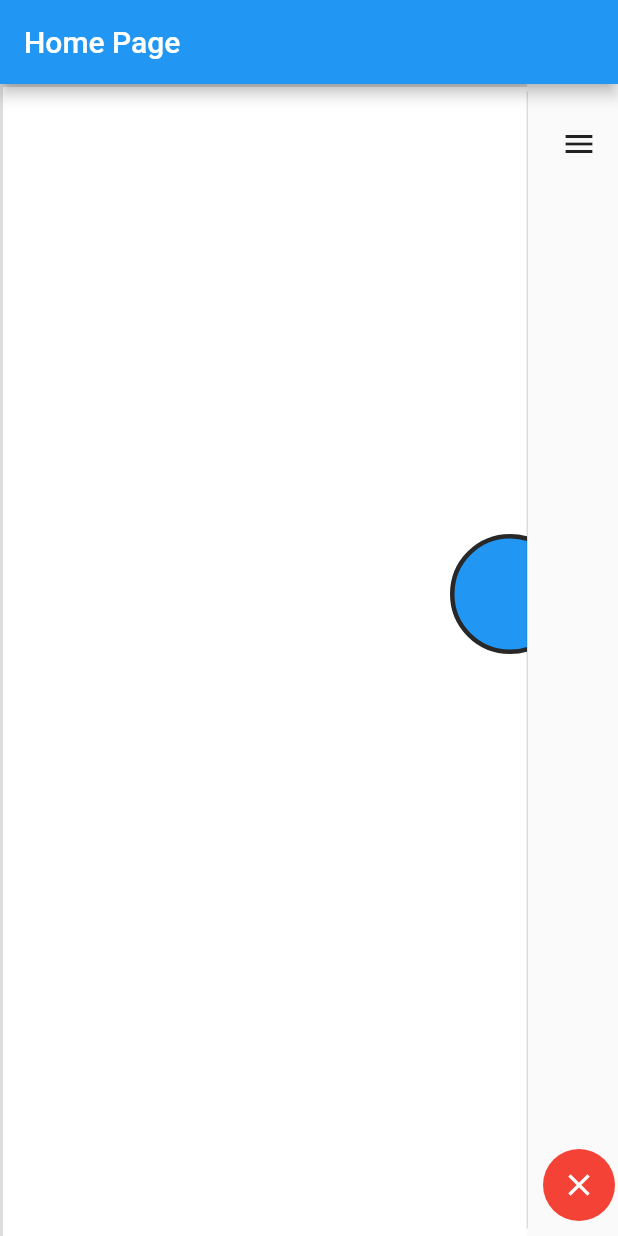
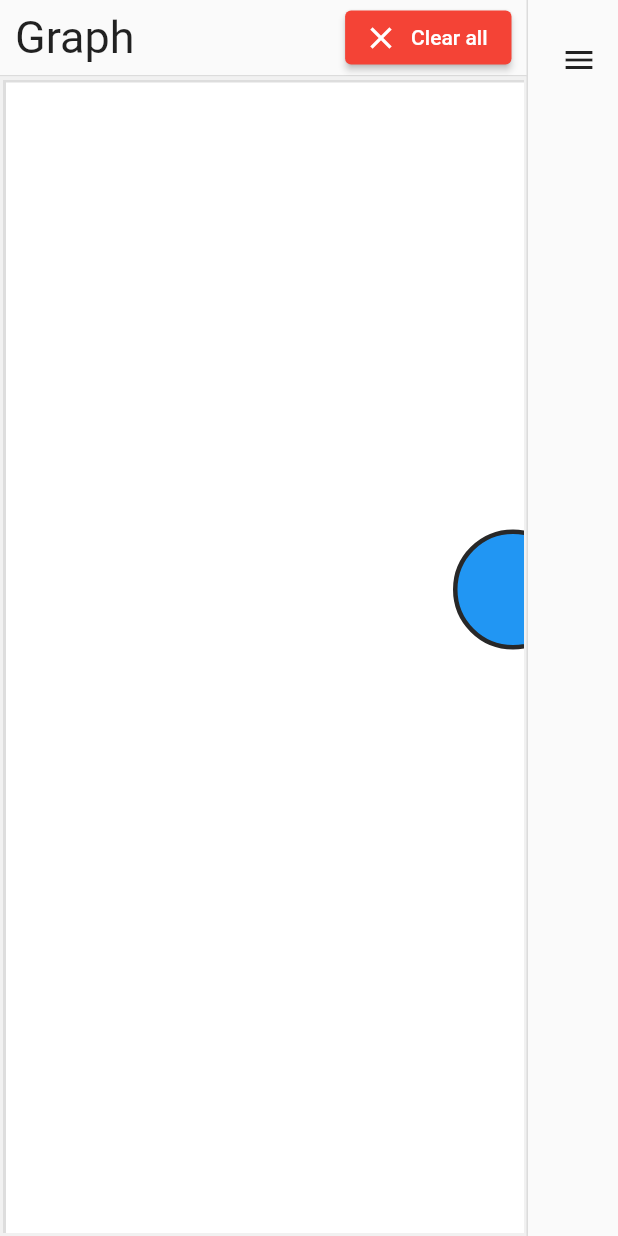
Before and after one commit to KamilDonda/Graph-Maker, a Flutter app: the screen it shows after launch, after a tap on the "arrow forward ios" icon, on a phone screen of 412 x 824 dp. Run offline on Flutter 3.47's test engine with Material 2 defaults, Android fonts, the phone set to English and light mode, and no system bars; our stand-ins replace flutter_bloc; missing offline and left inert: flutter_material_color_picker.

Commit message:
Add hint

```diff
--- a/graphs/lib/view/home/home_page.dart
+++ b/graphs/lib/view/home/home_page.dart
@@ -10,21 +10,49 @@ class HomePage extends StatelessWidget {
   @override
   Widget build(BuildContext context) {
     return Scaffold(
-      appBar: AppBar(
-        title: const Text('Home Page'),
-      ),
       body: BlocProvider<PointsCubit>(
         create: (_) => PointsCubit()..getPoints(),
         child: Row(
-          children: const [
-            Expanded(child: GraphAreaWidget()),
-            VerticalDivider(
+          children: [
+            Expanded(
+              child: Column(
+                children: [
+                  Container(
+                    height: 50,
+                    child: Row(
+                      children: [
+                        const SizedBox(width: 10),
+                        const Text(
+                          'Graph',
+                          style: TextStyle(fontSize: 30),
+                        ),
+                        const Spacer(),
+                        ElevatedButton.icon(
+                          onPressed: () {
+                            BlocProvider.of<PointsCubit>(context).clearAll();
+                          },
+                          icon: const Icon(Icons.clear),
+                          label: const Text("Clear all"),
+                          style: ElevatedButton.styleFrom(
+                              backgroundColor: Colors.red),
+                        ),
+                        const SizedBox(width: 10),
+                      ],
+                    ),
+                  ),
+                  const Divider(
+                    height: 1,
+                    thickness: 1,
+                  ),
+                  const Expanded(child: GraphAreaWidget()),
+                ],
+              ),
+            ),
+            const VerticalDivider(
               width: 1,
               thickness: 1,
-              indent: 5,
-              endIndent: 5,
             ),
-            FormWidget(),
+            const FormWidget(),
           ],
         ),
       ),
--- a/graphs/lib/view/home/widgets/form_widget.dart
+++ b/graphs/lib/view/home/widgets/form_widget.dart
@@ -6,6 +6,7 @@ import 'package:graphs/models/point.dart';
 import 'package:graphs/models/sprite.dart';
 import 'package:graphs/view/home/cubit/points_cubit.dart';
 import 'package:graphs/view/home/widgets/input_field_widget.dart';
+import 'package:graphs/widgets/bullet_list.dart';
 
 class FormWidget extends StatefulWidget {
   const FormWidget({Key? key}) : super(key: key);
@@ -18,7 +19,8 @@ class _FormWidgetState extends State<FormWidget> {
   final TextEditingController nameController = TextEditingController();
   final TextEditingController xController = TextEditingController();
   final TextEditingController yController = TextEditingController();
-  bool isOpen = true;
+  bool isFormOpen = true;
+  bool isHinterOpen = true;
 
   ColorSwatch? _tempMainColor = Colors.blue;
   ColorSwatch? _mainColor = Colors.blue;
@@ -70,15 +72,10 @@ class _FormWidgetState extends State<FormWidget> {
     }
   }
 
-  void clearButtonClick(BuildContext context) {
-    BlocProvider.of<PointsCubit>(context).clearAll();
-  }
-
   @override
   Widget build(BuildContext context) {
-    return Container(
-      width: isOpen ? FORM_MAX_WIDTH : FORM_MIN_WIDTH,
-      padding: const EdgeInsets.all(10),
+    return SizedBox(
+      width: isFormOpen ? FORM_MAX_WIDTH : FORM_MIN_WIDTH,
       child: BlocBuilder<PointsCubit, List<Sprite>>(builder: (_, points) {
         var id = BlocProvider.of<PointsCubit>(context).getFocusedID();
         if (id != 0) {
@@ -99,12 +96,16 @@ class _FormWidgetState extends State<FormWidget> {
 
         return Column(
           children: [
+            Container(
+              padding: const EdgeInsets.all(10),
+              child: Column(
+                children: [
                   SizedBox(
                     height: 60,
                     child: Row(
                       mainAxisAlignment: MainAxisAlignment.center,
                       children: [
-                  isOpen
+                        isFormOpen
                             ? const Expanded(
                                 child: Text(
                                 "Edit point",
@@ -112,22 +113,27 @@ class _FormWidgetState extends State<FormWidget> {
                               ))
                             : const SizedBox(),
                         IconButton(
+                          splashRadius: 25,
                           onPressed: () {
                             setState(() {
-                        isOpen = !isOpen;
+                              isFormOpen = !isFormOpen;
                             });
                           },
-                    icon: Icon(isOpen ? Icons.arrow_forward_ios : Icons.menu),
+                          icon: Icon(isFormOpen
+                              ? Icons.arrow_forward_ios
+                              : Icons.menu),
                         ),
                       ],
                     ),
                   ),
                   InputFieldWidget(
-                labelText: "Name", isOpen: isOpen, controller: nameController),
+                      labelText: "Name",
+                      isOpen: isFormOpen,
+                      controller: nameController),
                   const SizedBox(height: 10),
                   InputFieldWidget(
                     labelText: "X",
-              isOpen: isOpen,
+                    isOpen: isFormOpen,
                     controller: xController,
                     isDigitsOnly: true,
                     max: AREA_SIZE_X - DEFAULT_POINT_SIZE,
@@ -135,7 +141,7 @@ class _FormWidgetState extends State<FormWidget> {
                   const SizedBox(height: 10),
                   InputFieldWidget(
                     labelText: "Y",
-              isOpen: isOpen,
+                    isOpen: isFormOpen,
                     controller: yController,
                     isDigitsOnly: true,
                     max: AREA_SIZE_Y - DEFAULT_POINT_SIZE,
@@ -144,10 +150,11 @@ class _FormWidgetState extends State<FormWidget> {
                   Row(
                     mainAxisAlignment: MainAxisAlignment.spaceBetween,
                     children: [
-                isOpen
-                    ? const Text("Select color", style: TextStyle(fontSize: 25))
+                      isFormOpen
+                          ? const Text("Select color",
+                              style: TextStyle(fontSize: 25))
                           : const SizedBox(),
-                id > 0 || isOpen
+                      id > 0 || isFormOpen
                           ? GestureDetector(
                               onTap: _openMainColorPicker,
                               child: CircleColor(
@@ -159,7 +166,7 @@ class _FormWidgetState extends State<FormWidget> {
                     ],
                   ),
                   const SizedBox(height: 50),
-            if (isOpen)
+                  if (isFormOpen)
                     FloatingActionButton.extended(
                       onPressed: () {
                         BlocProvider.of<PointsCubit>(context).addPoint(Point(
@@ -182,7 +189,7 @@ class _FormWidgetState extends State<FormWidget> {
                       ),
                     ),
                   const SizedBox(height: 10),
-            if (id > 0 && isOpen)
+                  if (id > 0 && isFormOpen)
                     FloatingActionButton.extended(
                       onPressed: () {
                         BlocProvider.of<PointsCubit>(context).editPoint(
@@ -208,7 +215,7 @@ class _FormWidgetState extends State<FormWidget> {
                       ),
                     ),
                   const SizedBox(height: 10),
-            if (id > 0 && isOpen)
+                  if (id > 0 && isFormOpen)
                     FloatingActionButton.extended(
                       onPressed: () {
                         BlocProvider.of<PointsCubit>(context).deletePoint(id);
@@ -227,38 +234,46 @@ class _FormWidgetState extends State<FormWidget> {
                         ),
                       ),
                     ),
-            Expanded(
-              child: Align(
-                alignment: Alignment.bottomCenter,
-                child: Row(
-                  children: [
-                    if (isOpen)
-                      ElevatedButton.icon(
-                        onPressed: () {
-                          clearButtonClick(context);
-                        },
-                        icon: const Icon(Icons.clear),
-                        label: const Text("Clear all"),
-                        style: ElevatedButton.styleFrom(
-                            backgroundColor: Colors.red),
-                      ),
-                    if (!isOpen)
-                      Ink(
-                        decoration: const ShapeDecoration(
-                          color: Colors.red,
-                          shape: CircleBorder(),
-                        ),
-                        child: IconButton(
-                          icon: const Icon(Icons.clear),
-                          color: Colors.white,
-                          onPressed: () {
-                            clearButtonClick(context);
-                          },
-                        ),
-                      ),
                 ],
               ),
             ),
+            const Spacer(),
+            if (isFormOpen)
+              Align(
+                alignment: Alignment.bottomRight,
+                child: Container(
+                    // width: FORM_MAX_WIDTH,
+                    decoration: BoxDecoration(
+                      backgroundBlendMode: BlendMode.multiply,
+                      color: Colors.grey[300],
+                      borderRadius: !isHinterOpen
+                          ? const BorderRadius.only(
+                              topLeft: Radius.circular(50.0),
+                            )
+                          : null,
+                    ),
+                    padding: const EdgeInsets.all(10),
+                    child: Column(
+                      crossAxisAlignment: CrossAxisAlignment.end,
+                      children: [
+                        IconButton(
+                          splashRadius: 20,
+                          onPressed: () {
+                            setState(() {
+                              isHinterOpen = !isHinterOpen;
+                            });
+                          },
+                          icon: Icon(isHinterOpen
+                              ? Icons.keyboard_arrow_down
+                              : Icons.keyboard_arrow_up),
+                        ),
+                        if (isHinterOpen)
+                          const BulletList([
+                            "To select point, tap on it by Left Mouse Button",
+                            "To connect points, first select point, then tap on another point by Right Mouse Button",
+                          ]),
+                      ],
+                    )),
               ),
           ],
         );
--- a/graphs/lib/view/home/widgets/graph_area_widget.dart
+++ b/graphs/lib/view/home/widgets/graph_area_widget.dart
@@ -15,6 +15,7 @@ class GraphAreaWidget extends StatelessWidget {
   @override
   Widget build(BuildContext context) {
     return Container(
+      padding: const EdgeInsets.all(2),
       color: const Color(0xfff1f1f1),
       child: BlocBuilder<PointsCubit, List<Sprite>>(
         builder: (_, sprites) {
--- /dev/null
+++ b/graphs/lib/widgets/bullet_list.dart
@@ -0,0 +1,52 @@
+import 'package:flutter/material.dart';
+
+class BulletList extends StatelessWidget {
+  final List<String> strings;
+
+  const BulletList(this.strings, {super.key});
+
+  final double fontSize = 15;
+  final double height = 1.4;
+
+  @override
+  Widget build(BuildContext context) {
+    return Container(
+      alignment: Alignment.centerLeft,
+      child: Column(
+        crossAxisAlignment: CrossAxisAlignment.start,
+        children: strings.map((str) {
+          return Container(
+            padding: const EdgeInsets.only(bottom: 5),
+            child: Row(
+              crossAxisAlignment: CrossAxisAlignment.start,
+              children: [
+                Text(
+                  '\u2022',
+                  style: TextStyle(
+                    fontSize: fontSize,
+                    height: height,
+                  ),
+                ),
+                const SizedBox(
+                  width: 5,
+                ),
+                Expanded(
+                  child: Text(
+                    str,
+                    textAlign: TextAlign.left,
+                    softWrap: true,
+                    style: TextStyle(
+                      fontSize: fontSize,
+                      color: Colors.black.withOpacity(0.6),
+                      height: height,
+                    ),
+                  ),
+                ),
+              ],
+            ),
+          );
+        }).toList(),
+      ),
+    );
+  }
+}
```
Lines whose indentation alone changed are shown as unchanged.
